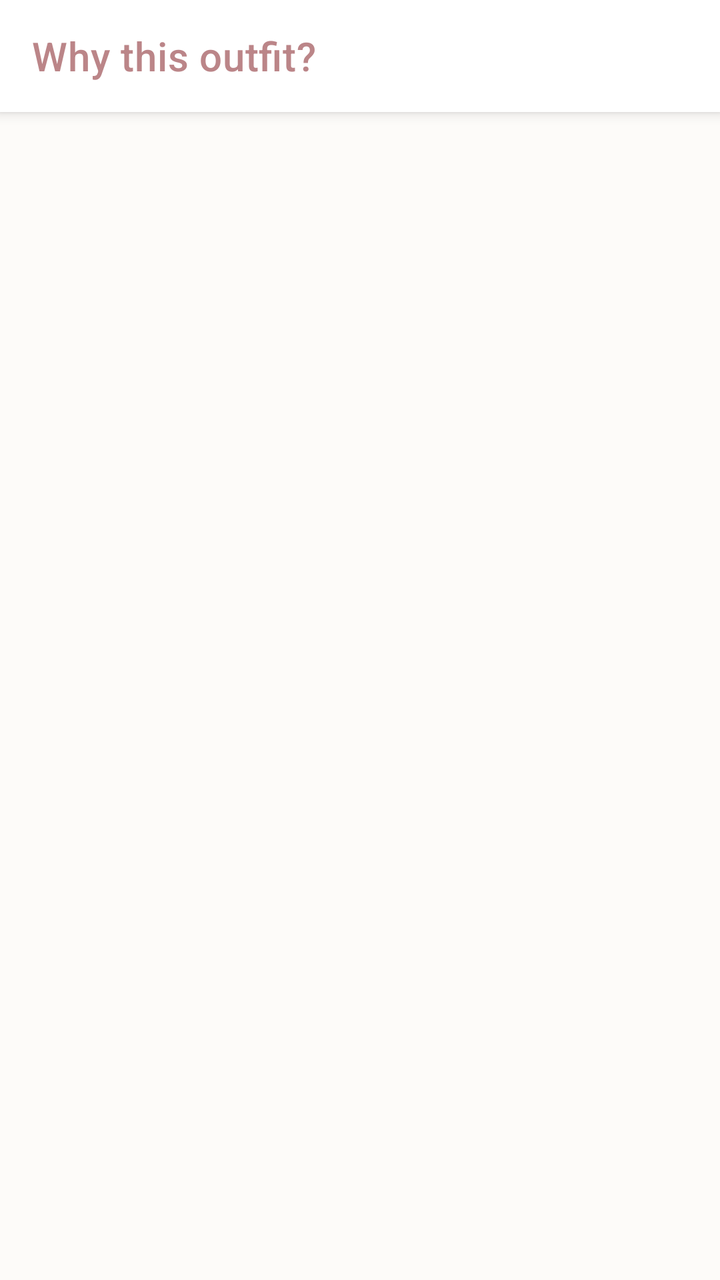
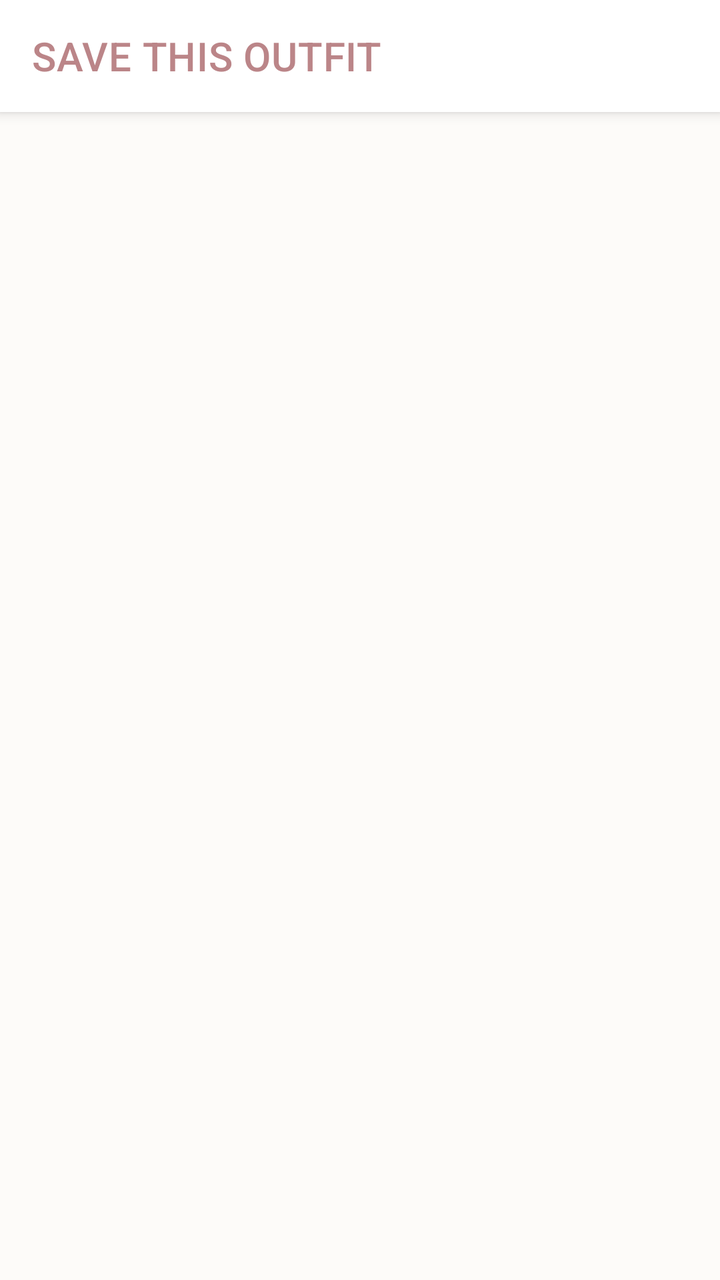

Compare the two renders of this Android layout. The source of the first and the diff that turns it into the second are given below.
<!-- AndroidManifest.xml: application theme Theme.OutfitStudio -->
<!-- res/layout/activity_outfit_explanation.xml -->
<?xml version="1.0" encoding="utf-8"?>
<LinearLayout xmlns:android="http://schemas.android.com/apk/res/android"
    xmlns:app="http://schemas.android.com/apk/res-auto"
    android:layout_width="match_parent"
    android:layout_height="match_parent"
    android:background="@color/background"
    android:orientation="vertical">

    <com.google.android.material.appbar.AppBarLayout
        android:layout_width="match_parent"
        android:layout_height="wrap_content"
        android:background="@color/surface"
        android:elevation="4dp">

        <androidx.appcompat.widget.Toolbar
            android:id="@+id/toolbar"
            android:layout_width="match_parent"
            android:layout_height="?attr/actionBarSize"
            app:title="Why this outfit?"
            app:titleTextColor="@color/primary" />
    </com.google.android.material.appbar.AppBarLayout>

    <ScrollView
        android:layout_width="match_parent"
        android:layout_height="match_parent"
        android:padding="16dp"
        android:clipToPadding="false">

        <LinearLayout
            android:layout_width="match_parent"
            android:layout_height="wrap_content"
            android:orientation="vertical">

            <ProgressBar
                android:id="@+id/progressBar"
                android:layout_width="wrap_content"
                android:layout_height="wrap_content"
                android:layout_gravity="center"
                android:layout_marginTop="50dp" />

            <LinearLayout
                android:id="@+id/contentLayout"
                android:layout_width="match_parent"
                android:layout_height="wrap_content"
                android:orientation="vertical"
                android:visibility="gone">
                
                <TextView
                    android:id="@+id/tvSummary"
                    android:layout_width="match_parent"
                    android:layout_height="wrap_content"
                    android:text="This outfit is recommended because..."
                    android:textColor="@color/on_background"
                    android:textSize="16sp"
                    android:layout_marginBottom="16dp" />
                    
                <TextView
                    android:layout_width="match_parent"
                    android:layout_height="wrap_content"
                    android:text="Reasons:"
                    android:textColor="@color/primary"
                    android:textSize="14sp"
                    android:textStyle="bold"
                    android:layout_marginBottom="8dp" />
                    
                <LinearLayout
                    android:id="@+id/llReasons"
                    android:layout_width="match_parent"
                    android:layout_height="wrap_content"
                    android:orientation="vertical"
                    android:layout_marginBottom="24dp" />

                <TextView
                    android:layout_width="match_parent"
                    android:layout_height="wrap_content"
                    android:text="Your styling factors"
                    android:textColor="@color/text_hint"
                    android:textSize="14sp"
                    android:textStyle="bold"
                    android:layout_marginBottom="8dp" />
                    
                <com.google.android.material.card.MaterialCardView
                    android:layout_width="match_parent"
                    android:layout_height="wrap_content"
                    app:cardCornerRadius="12dp"
                    app:cardElevation="2dp"
                    app:strokeColor="@color/card_border"
                    app:strokeWidth="1dp"
                    android:layout_marginBottom="24dp">
                    
                    <LinearLayout
                        android:id="@+id/llFactors"
                        android:layout_width="match_parent"
                        android:layout_height="wrap_content"
                        android:orientation="vertical"
                        android:padding="16dp" />
                </com.google.android.material.card.MaterialCardView>

                <TextView
                    android:id="@+id/tvFashionScore"
                    android:layout_width="match_parent"
                    android:layout_height="wrap_content"
                    android:text="Fashion Score: 86 / 100"
                    android:textColor="@color/primary"
                    android:textSize="18sp"
                    android:textStyle="bold"
                    android:gravity="center"
                    android:layout_marginBottom="16dp" />

            </LinearLayout>

        </LinearLayout>
    </ScrollView>

</LinearLayout>
<!-- resources referenced by this layout -->
<resources>
  <color name="background">#FDFBF9</color>
  <color name="card_border">#EAE1D9</color>
  <color name="on_background">#3E3C3A</color>
  <color name="primary">#BB8588</color>
  <color name="surface">#FFFFFF</color>
  <color name="text_hint">#A09D9B</color>
  <style name="Theme.OutfitStudio" parent="Theme.MaterialComponents.Light.NoActionBar">
          <item name="android:textColor">@color/on_background</item>
          <item name="android:textColorHint">@color/text_hint</item>
          
          <item name="colorPrimary">@color/primary</item>
          <item name="colorPrimaryVariant">@color/primary_variant</item>
          <item name="colorOnPrimary">@color/on_primary</item>
          
          <item name="colorSecondary">@color/primary</item>
          <item name="colorSecondaryVariant">@color/primary_variant</item>
          <item name="colorOnSecondary">@color/on_primary</item>
          
          <item name="android:colorBackground">@color/background</item>
          <item name="colorSurface">@color/surface</item>
          
          <item name="android:statusBarColor">@color/background</item>
          <item name="android:windowLightStatusBar">true</item>
      </style>
  <color name="primary_variant">#BB8588</color>
  <color name="on_primary">#FFFFFF</color>
</resources>

<!-- the commit's change to res/layout/activity_outfit_explanation.xml (unified diff, before → after) -->
@@ -16,7 +16,7 @@
             android:id="@+id/toolbar"
             android:layout_width="match_parent"
             android:layout_height="?attr/actionBarSize"
-            app:title="Why this outfit?"
+            app:title="SAVE THIS OUTFIT"
             app:titleTextColor="@color/primary" />
     </com.google.android.material.appbar.AppBarLayout>
 
